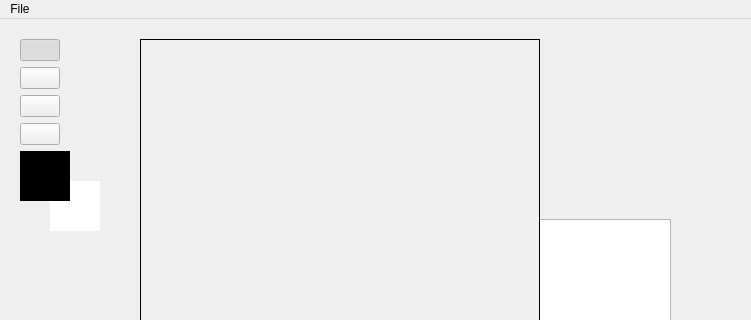
Qt form PixelEditor/mainwindow.ui (University-of-Utah-CS3505/a7-sprite-editor-s22-Anudlok) before a commit; both pictures show x 0 to 751 and y 0 to 320 of the 751 by 593 pixel window.
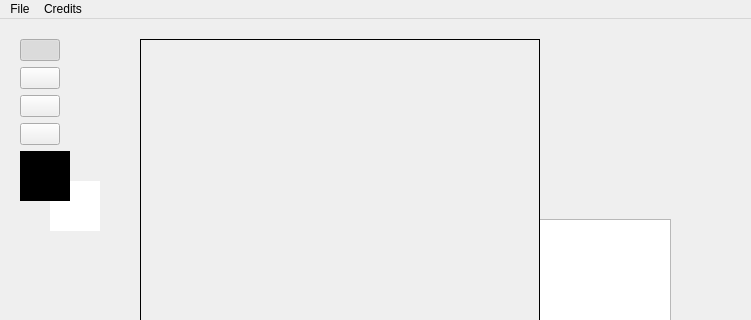
The same form after that commit. Icons and pictures are not drawn.

Commit message: Made credits for icons from Icons8

The edit to the form file:
```diff
--- a/PixelEditor/mainwindow.ui
+++ b/PixelEditor/mainwindow.ui
@@ -554,7 +554,14 @@
     <addaction name="separator"/>
     <addaction name="actionExit"/>
    </widget>
+   <widget class="QMenu" name="menuCredits">
+    <property name="title">
+     <string>Credits</string>
+    </property>
+    <addaction name="actionCredits"/>
+   </widget>
    <addaction name="menuFile"/>
+   <addaction name="menuCredits"/>
   </widget>
   <widget class="QStatusBar" name="statusbar"/>
   <action name="actionNew">
```
Left out of the diff: 5 changed lines with no effect on the pictures. The commit also changes 4 other files.
